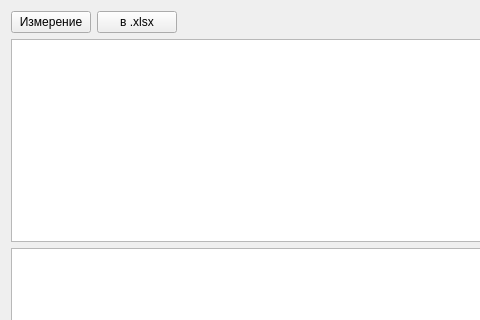
Before: the Qt Designer form pulsewidget.ui in igrekus/out_pow_measure2, drawn with Qt 5; both pictures show x 0 to 480 and y 0 to 320 of the 690 by 461 pixel window.
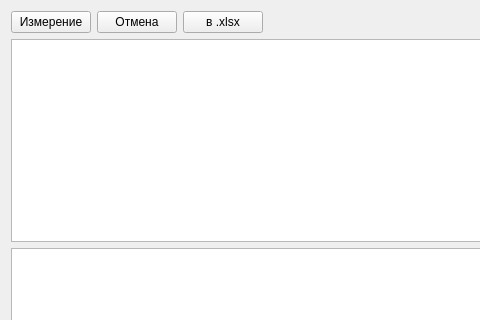
After: the same form once the commit is applied.

Commit message: feat: add cancel for pulse measure

Diff of the .ui file:
```diff
--- a/pulsewidget.ui
+++ b/pulsewidget.ui
@@ -29,6 +29,13 @@
        </property>
       </widget>
      </item>
+     <item>
+      <widget class="QPushButton" name="btnCancel">
+       <property name="text">
+        <string>Отмена</string>
+       </property>
+      </widget>
+     </item>
      <item>
       <widget class="QPushButton" name="btnExport">
        <property name="text">
```
The commit also changes 1 other file.
